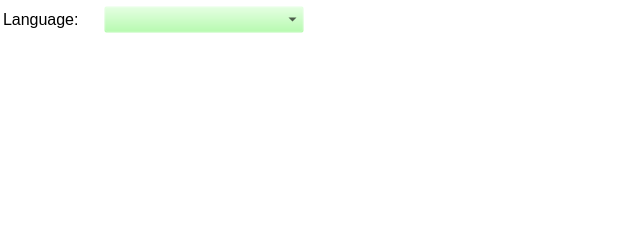
Old version of the form src/ui/roapagewelcome.ui in the repository Lerentis/ROAI.
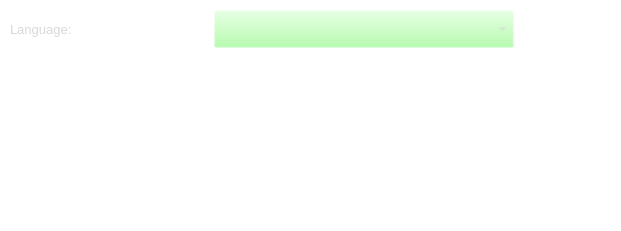
New version of the form.

Patch:
```diff
--- a/src/ui/roapagewelcome.ui
+++ b/src/ui/roapagewelcome.ui
@@ -29,61 +29,56 @@
    <string notr="true">background-color: rgba(162, 255, 152, 0%);
 color: rgb(0, 0, 0);</string>
   </property>
-  <widget class="QWidget" name="horizontalLayoutWidget_2">
+  <widget class="QComboBox" name="qcLanguage">
    <property name="geometry">
     <rect>
-     <x>3</x>
-     <y>4</y>
-     <width>301</width>
-     <height>31</height>
+     <x>214</x>
+     <y>10</y>
+     <width>300</width>
+     <height>38</height>
     </rect>
    </property>
+   <property name="minimumSize">
+    <size>
+     <width>200</width>
+     <height>22</height>
+    </size>
+   </property>
    <property name="font">
     <font>
      <family>Ubuntu</family>
+     <pointsize>10</pointsize>
+     <stylestrategy>PreferAntialias</stylestrategy>
+     <kerning>false</kerning>
     </font>
    </property>
-   <layout class="QHBoxLayout" name="hlLanguage">
-    <property name="sizeConstraint">
-     <enum>QLayout::SetNoConstraint</enum>
-    </property>
-    <item>
-     <widget class="QLabel" name="qlLanguage">
-      <property name="font">
-       <font>
-        <family>Ubuntu</family>
-        <pointsize>12</pointsize>
-        <stylestrategy>PreferAntialias</stylestrategy>
-        <kerning>false</kerning>
-       </font>
-      </property>
-      <property name="text">
-       <string>Language:</string>
-      </property>
-     </widget>
-    </item>
-    <item>
-     <widget class="QComboBox" name="qcLanguage">
-      <property name="minimumSize">
-       <size>
-        <width>200</width>
-        <height>22</height>
-       </size>
-      </property>
-      <property name="font">
-       <font>
-        <family>Ubuntu</family>
-        <pointsize>12</pointsize>
-        <stylestrategy>PreferAntialias</stylestrategy>
-        <kerning>false</kerning>
-       </font>
-      </property>
-      <property name="styleSheet">
-       <string notr="true"/>
-      </property>
-     </widget>
-    </item>
-   </layout>
+   <property name="styleSheet">
+    <string notr="true">color: rgb(216, 216, 216);</string>
+   </property>
+  </widget>
+  <widget class="QLabel" name="qlLanguage">
+   <property name="geometry">
+    <rect>
+     <x>10</x>
+     <y>10</y>
+     <width>200</width>
+     <height>38</height>
+    </rect>
+   </property>
+   <property name="font">
+    <font>
+     <family>Ubuntu</family>
+     <pointsize>10</pointsize>
+     <stylestrategy>PreferAntialias</stylestrategy>
+     <kerning>false</kerning>
+    </font>
+   </property>
+   <property name="styleSheet">
+    <string notr="true">color: rgb(216, 216, 216);</string>
+   </property>
+   <property name="text">
+    <string>Language:</string>
+   </property>
   </widget>
  </widget>
  <resources/>
```
